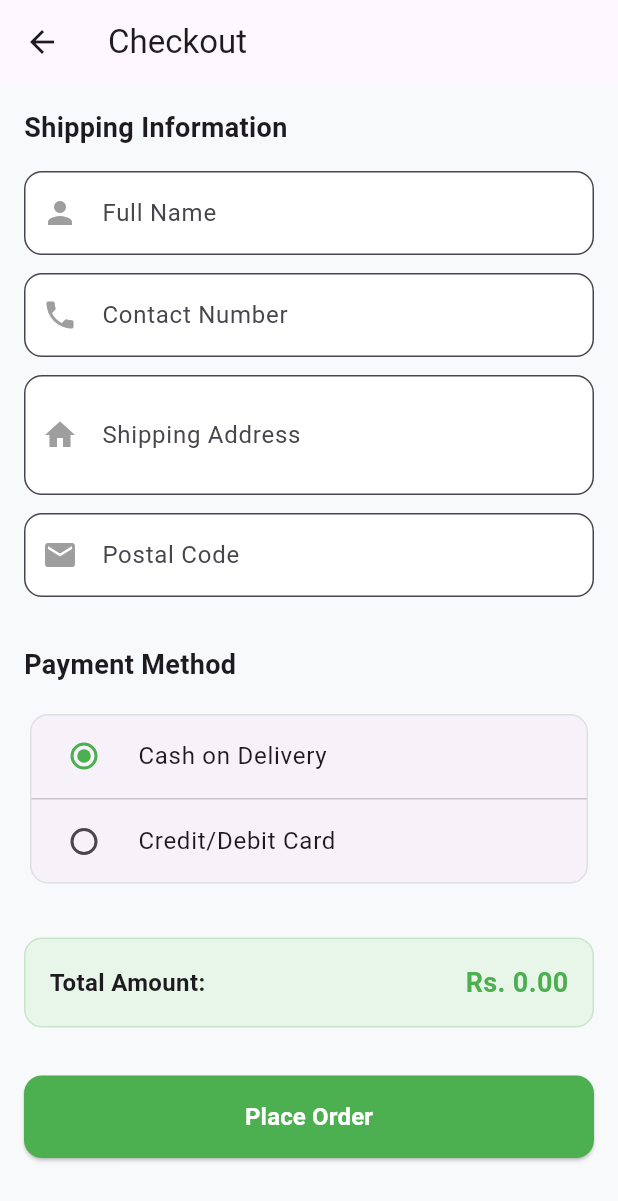
After one commit to NethmikaJayasooriya/UrbanRoots-Project, a Flutter app: the CheckoutScreen screen opened directly, on a phone screen of 412 x 824 dp. The commit adds this screen. Shown: the top 1201 px of the screen. Run offline on Flutter 3.47's test engine with Material 3 defaults, Android fonts, the phone set to English and light mode, and no system bars; project files that could hold a hidden picture were left out.

Commit message:
Add a checkout page to gather user details

```diff
--- a/mobile_app/lib/marketplace/cart_model.dart
+++ b/mobile_app/lib/marketplace/cart_model.dart
@@ -41,4 +41,9 @@ class CartModel extends ChangeNotifier {
     _items.remove(item);
     notifyListeners();
   }
+
+  void clearCart() {
+    _items.clear();
+    notifyListeners();
+  }
 }
--- /dev/null
+++ b/mobile_app/lib/marketplace/checkout_screen.dart
@@ -0,0 +1,231 @@
+// checkout_screen.dart
+import 'package:flutter/material.dart';
+import 'package:provider/provider.dart';
+import 'cart_model.dart';
+
+class CheckoutScreen extends StatefulWidget {
+  const CheckoutScreen({super.key});
+
+  @override
+  State<CheckoutScreen> createState() => _CheckoutScreenState();
+}
+
+class _CheckoutScreenState extends State<CheckoutScreen> {
+  final _formKey = GlobalKey<FormState>();
+
+  // Text Controllers
+  final _nameController = TextEditingController();
+  final _contactController = TextEditingController();
+  final _addressController = TextEditingController();
+  final _postalController = TextEditingController();
+
+  // Payment Method State
+  String _paymentMethod = 'Cash on Delivery';
+  bool _isSubmitting = false;
+
+  @override
+  void dispose() {
+    _nameController.dispose();
+    _contactController.dispose();
+    _addressController.dispose();
+    _postalController.dispose();
+    super.dispose();
+  }
+
+  void _placeOrder() async {
+    if (_formKey.currentState!.validate()) {
+      setState(() => _isSubmitting = true);
+
+      // Simulate a network request
+      await Future.delayed(const Duration(seconds: 1));
+
+      if (!mounted) return;
+
+      // Clear the cart
+      context.read<CartModel>().clearCart();
+
+      // Show success message
+      ScaffoldMessenger.of(context).showSnackBar(
+        const SnackBar(
+          content: Text('Order placed successfully!'),
+          backgroundColor: Colors.green,
+          duration: Duration(seconds: 2),
+        ),
+      );
+
+      // Pop all screens until we are back at the main Marketplace screen
+      // Assuming MarketplaceScreen is the root/home of the app stack
+      Navigator.popUntil(context, (route) => route.isFirst);
+    }
+  }
+
+  @override
+  Widget build(BuildContext context) {
+    // We only read the cart once to get the total, watch is not strictly needed
+    // since we shouldn't be editing the cart from this screen.
+    final total = context.read<CartModel>().totalPrice;
+
+    return Scaffold(
+      appBar: AppBar(
+        title: const Text('Checkout'),
+      ),
+      body: _isSubmitting
+          ? const Center(
+              child: CircularProgressIndicator(color: Colors.green),
+            )
+          : SingleChildScrollView(
+              padding: const EdgeInsets.all(16.0),
+              child: Form(
+                key: _formKey,
+                child: Column(
+                  crossAxisAlignment: CrossAxisAlignment.start,
+                  children: [
+                    // ─── Contact Details ───────────────────────────────────────
+                    const Text(
+                      'Shipping Information',
+                      style: TextStyle(fontSize: 18, fontWeight: FontWeight.bold),
+                    ),
+                    const SizedBox(height: 16),
+                    TextFormField(
+                      controller: _nameController,
+                      decoration: _inputDecoration('Full Name', Icons.person),
+                      validator: (value) =>
+                          value == null || value.isEmpty ? 'Please enter your name' : null,
+                    ),
+                    const SizedBox(height: 12),
+                    TextFormField(
+                      controller: _contactController,
+                      keyboardType: TextInputType.phone,
+                      decoration: _inputDecoration('Contact Number', Icons.phone),
+                      validator: (value) =>
+                          value == null || value.isEmpty ? 'Please enter contact number' : null,
+                    ),
+                    const SizedBox(height: 12),
+                    TextFormField(
+                      controller: _addressController,
+                      maxLines: 2,
+                      decoration: _inputDecoration('Shipping Address', Icons.home),
+                      validator: (value) =>
+                          value == null || value.isEmpty ? 'Please enter shipping address' : null,
+                    ),
+                    const SizedBox(height: 12),
+                    TextFormField(
+                      controller: _postalController,
+                      keyboardType: TextInputType.number,
+                      decoration: _inputDecoration('Postal Code', Icons.local_post_office),
+                      validator: (value) =>
+                          value == null || value.isEmpty ? 'Please enter postal code' : null,
+                    ),
+                    const SizedBox(height: 32),
+
+                    // ─── Payment Method ────────────────────────────────────────
+                    const Text(
+                      'Payment Method',
+                      style: TextStyle(fontSize: 18, fontWeight: FontWeight.bold),
+                    ),
+                    const SizedBox(height: 16),
+                    Card(
+                      elevation: 0,
+                      shape: RoundedRectangleBorder(
+                          side: BorderSide(color: Colors.grey.shade300),
+                          borderRadius: BorderRadius.circular(12)),
+                      child: Column(
+                        children: [
+                          RadioListTile<String>(
+                            title: const Text('Cash on Delivery'),
+                            value: 'Cash on Delivery',
+                            groupValue: _paymentMethod,
+                            activeColor: Colors.green,
+                            onChanged: (value) {
+                              setState(() => _paymentMethod = value!);
+                            },
+                          ),
+                          const Divider(height: 1),
+                          RadioListTile<String>(
+                            title: const Text('Credit/Debit Card'),
+                            value: 'Credit/Debit Card',
+                            groupValue: _paymentMethod,
+                            activeColor: Colors.green,
+                            onChanged: (value) {
+                              setState(() => _paymentMethod = value!);
+                            },
+                          ),
+                        ],
+                      ),
+                    ),
+                    const SizedBox(height: 32),
+
+                    // ─── Order Summary ─────────────────────────────────────────
+                    Container(
+                      padding: const EdgeInsets.all(16),
+                      decoration: BoxDecoration(
+                        color: Colors.green.shade50,
+                        borderRadius: BorderRadius.circular(12),
+                        border: Border.all(color: Colors.green.shade100),
+                      ),
+                      child: Row(
+                        mainAxisAlignment: MainAxisAlignment.spaceBetween,
+                        children: [
+                          const Text(
+                            'Total Amount:',
+                            style: TextStyle(fontSize: 16, fontWeight: FontWeight.bold),
+                          ),
+                          Text(
+                            'Rs. ${total.toStringAsFixed(2)}',
+                            style: const TextStyle(
+                              fontSize: 18,
+                              fontWeight: FontWeight.bold,
+                              color: Colors.green,
+                            ),
+                          ),
+                        ],
+                      ),
+                    ),
+                    const SizedBox(height: 32),
+
+                    // ─── Submit Button ─────────────────────────────────────────
+                    SizedBox(
+                      width: double.infinity,
+                      child: ElevatedButton(
+                        style: ElevatedButton.styleFrom(
+                          backgroundColor: Colors.green,
+                          padding: const EdgeInsets.symmetric(vertical: 16),
+                          shape: RoundedRectangleBorder(
+                            borderRadius: BorderRadius.circular(12),
+                          ),
+                        ),
+                        onPressed: _placeOrder,
+                        child: const Text(
+                          'Place Order',
+                          style: TextStyle(
+                            fontSize: 16,
+                            fontWeight: FontWeight.bold,
+                            color: Colors.white,
+                          ),
+                        ),
+                      ),
+                    ),
+                    const SizedBox(height: 32),
+                  ],
+                ),
+              ),
+            ),
+    );
+  }
+
+  InputDecoration _inputDecoration(String label, IconData icon) {
+    return InputDecoration(
+      labelText: label,
+      prefixIcon: Icon(icon, color: Colors.grey),
+      border: OutlineInputBorder(
+        borderRadius: BorderRadius.circular(12),
+      ),
+      focusedBorder: OutlineInputBorder(
+        borderRadius: BorderRadius.circular(12),
+        borderSide: const BorderSide(color: Colors.green, width: 2),
+      ),
+      filled: true,
+      fillColor: Colors.white,
+    );
+  }
+}
--- a/mobile_app/lib/marketplace/shopping_Cart.dart
+++ b/mobile_app/lib/marketplace/shopping_Cart.dart
@@ -2,7 +2,7 @@
 import 'package:flutter/material.dart';
 import 'package:provider/provider.dart';
 import 'cart_model.dart';
-
+import 'checkout_screen.dart';
 class Shopping_Cart extends StatelessWidget {
   const Shopping_Cart({super.key});
 
@@ -99,7 +99,20 @@ class Shopping_Cart extends StatelessWidget {
                           shape: RoundedRectangleBorder(
                               borderRadius: BorderRadius.circular(12)),
                         ),
-                        onPressed: () {},
+                        onPressed: () {
+                          if (cart.items.isEmpty) {
+                            ScaffoldMessenger.of(context).showSnackBar(
+                              const SnackBar(content: Text('Your cart is empty!')),
+                            );
+                            return;
+                          }
+                          Navigator.push(
+                            context,
+                            MaterialPageRoute(
+                              builder: (context) => const CheckoutScreen(),
+                            ),
+                          );
+                        },
                         child: const Text('Checkout',
                             style: TextStyle(color: Colors.white)),
                       ),
```
